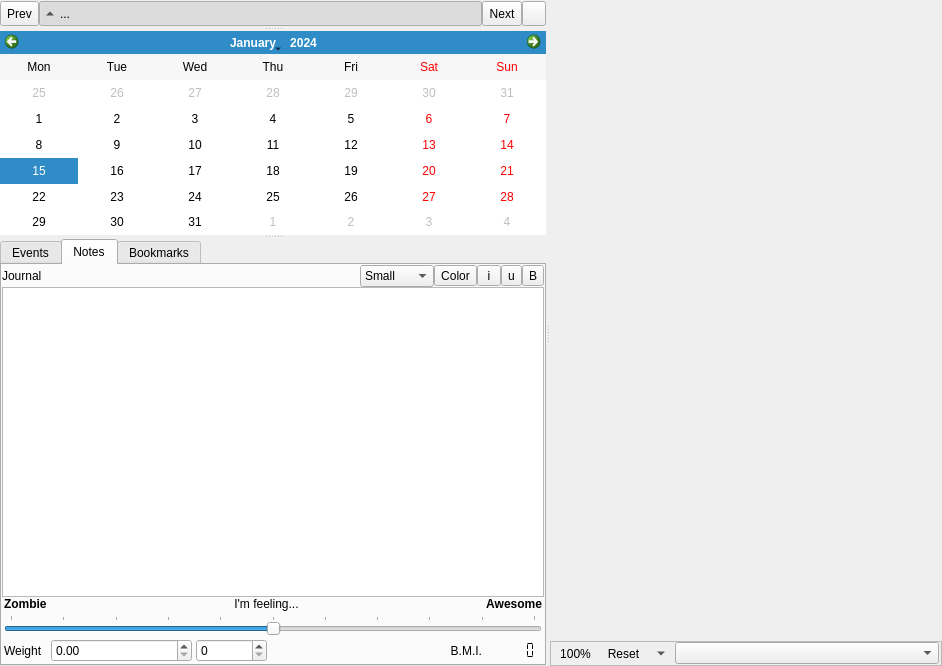
This is sleepyhead/daily.ui in sbonaime/sleepyhead-code. as Qt 5 draws it before an edit. The edited form follows.
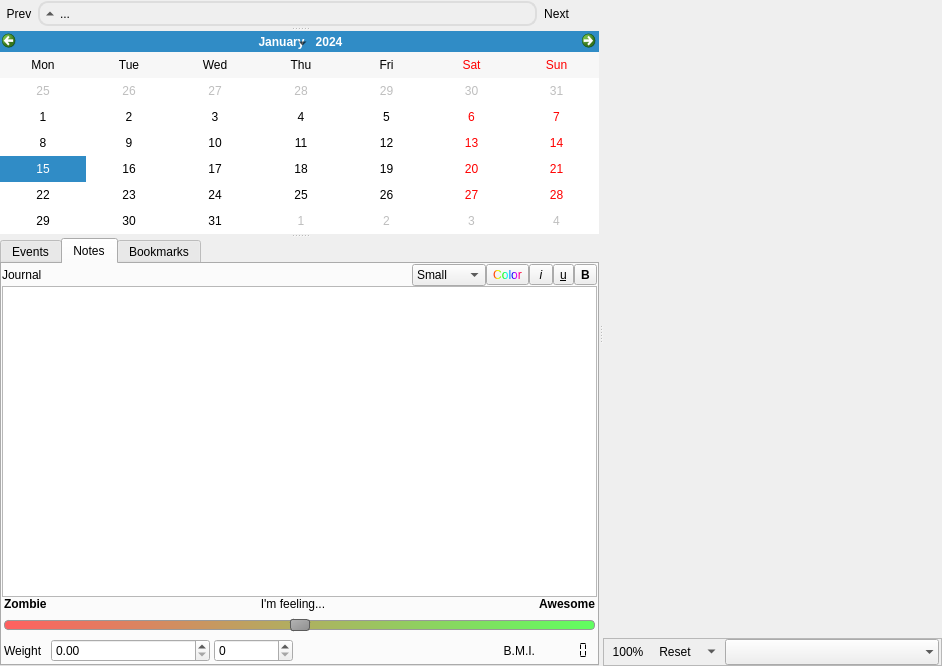
This is the edited form. The open tabs and pages were chosen to show the change. Icons and pictures are not drawn.

```diff
--- a/sleepyhead/daily.ui
+++ b/sleepyhead/daily.ui
@@ -23,16 +23,7 @@
    <property name="spacing">
     <number>0</number>
    </property>
-   <property name="leftMargin">
-    <number>0</number>
-   </property>
-   <property name="topMargin">
-    <number>0</number>
-   </property>
-   <property name="rightMargin">
-    <number>0</number>
-   </property>
-   <property name="bottomMargin">
+   <property name="margin">
     <number>0</number>
    </property>
    <item>
@@ -61,20 +52,17 @@
         <property name="spacing">
          <number>0</number>
         </property>
-        <property name="leftMargin">
-         <number>0</number>
-        </property>
-        <property name="topMargin">
-         <number>0</number>
-        </property>
-        <property name="rightMargin">
-         <number>0</number>
-        </property>
-        <property name="bottomMargin">
+        <property name="margin">
          <number>0</number>
         </property>
         <item>
          <widget class="QToolButton" name="prevDayButton">
+          <property name="sizePolicy">
+           <sizepolicy hsizetype="Fixed" vsizetype="Minimum">
+            <horstretch>0</horstretch>
+            <verstretch>0</verstretch>
+           </sizepolicy>
+          </property>
           <property name="minimumSize">
            <size>
             <width>0</width>
@@ -90,6 +78,22 @@
           <property name="toolTip">
            <string>Go to the previous day</string>
           </property>
+          <property name="styleSheet">
+           <string notr="true">QToolButton {
+ background: transparent;
+ border-radius: 8px;
+ border: 2px solid transparent;
+}
+
+QToolButton:hover {
+ border: 2px solid #456789;
+}
+
+QToolButton:pressed {
+ border: 2px solid #456789;
+ background-color: #89abcd;
+}</string>
+          </property>
           <property name="text">
            <string>Prev</string>
           </property>
@@ -111,7 +115,7 @@
         <item>
          <widget class="QToolButton" name="calButton">
           <property name="sizePolicy">
-           <sizepolicy hsizetype="Expanding" vsizetype="Fixed">
+           <sizepolicy hsizetype="Expanding" vsizetype="Minimum">
             <horstretch>0</horstretch>
             <verstretch>0</verstretch>
            </sizepolicy>
@@ -134,6 +138,23 @@
           <property name="layoutDirection">
            <enum>Qt::LeftToRight</enum>
           </property>
+          <property name="styleSheet">
+           <string notr="true">QToolButton {
+border: 2px solid #dddddd;
+border-radius: 10px;
+background: transparent;
+}
+
+QToolButton:hover {
+border: 2px solid #456789;
+border-radius: 10px;
+}
+
+QToolButton:pressed {
+border: 2px solid #456789;
+border-radius: 10px;
+}</string>
+          </property>
           <property name="text">
            <string>...</string>
           </property>
@@ -156,6 +177,12 @@
         </item>
         <item>
          <widget class="QToolButton" name="nextDayButton">
+          <property name="sizePolicy">
+           <sizepolicy hsizetype="Fixed" vsizetype="Minimum">
+            <horstretch>0</horstretch>
+            <verstretch>0</verstretch>
+           </sizepolicy>
+          </property>
           <property name="minimumSize">
            <size>
             <width>0</width>
@@ -174,6 +201,22 @@
           <property name="layoutDirection">
            <enum>Qt::LeftToRight</enum>
           </property>
+          <property name="styleSheet">
+           <string notr="true">QToolButton {
+ background: transparent;
+ border-radius: 8px;
+ border: 2px solid transparent;
+}
+
+QToolButton:hover {
+ border: 2px solid #456789;
+}
+
+QToolButton:pressed {
+ border: 2px solid #456789;
+ background-color: #89abcd;
+}</string>
+          </property>
           <property name="text">
            <string>Next</string>
           </property>
@@ -194,6 +237,12 @@
         </item>
         <item>
          <widget class="QToolButton" name="todayButton">
+          <property name="sizePolicy">
+           <sizepolicy hsizetype="Fixed" vsizetype="Minimum">
+            <horstretch>0</horstretch>
+            <verstretch>0</verstretch>
+           </sizepolicy>
+          </property>
           <property name="minimumSize">
            <size>
             <width>0</width>
@@ -209,6 +258,22 @@
           <property name="toolTip">
            <string>Go to the most recent day with data records</string>
           </property>
+          <property name="styleSheet">
+           <string notr="true">QToolButton {
+ background: transparent;
+ border-radius: 8px;
+ border: 2px solid transparent;
+}
+
+QToolButton:hover {
+ border: 2px solid #456789;
+}
+
+QToolButton:pressed {
+ border: 2px solid #456789;
+ background-color: #89abcd;
+}</string>
+          </property>
           <property name="icon">
            <iconset resource="Resources.qrc">
             <normaloff>:/icons/arrow-end.png</normaloff>:/icons/arrow-end.png</iconset>
@@ -242,6 +307,64 @@
          <height>0</height>
         </size>
        </property>
+       <property name="styleSheet">
+        <string notr="true">#qt_calendar_nextmonth {
+ background: transparent;
+ border-radius: 8px;
+}
+
+#qt_calendar_nextmonth:hover {
+	border: 2px solid #456789;
+}
+
+#qt_calendar_nextmonth:pressed {
+	border: 2px solid #456789;
+    background: #89abcd;
+}
+
+#qt_calendar_prevmonth {
+ background: transparent;
+  border-radius: 8px;
+}
+
+#qt_calendar_prevmonth:hover {
+	border: 2px solid #456789;
+}
+
+#qt_calendar_prevmonth:pressed {
+	border: 2px solid #456789;
+    background: #89abcd;
+}
+
+#qt_calendar_monthbutton {
+  background: transparent;
+ border: 2px solid transparent;
+  border-radius: 8px;
+}
+
+#qt_calendar_monthbutton:hover {
+	border: 2px solid #456789;
+}
+
+#qt_calendar_monthbutton:pressed {
+	border: 2px solid #456789;
+    background: #89abcd;
+}
+
+#qt_calendar_yearbutton {
+  background: transparent;
+ border-radius: 8px;
+}
+
+#qt_calendar_yearbutton:hover {
+	border: 2px solid #456789;
+}
+
+#qt_calendar_yearbutton:pressed {
+	border: 2px solid #456789;
+    background: #89abcd;
+}</string>
+       </property>
        <property name="firstDayOfWeek">
         <enum>Qt::Monday</enum>
        </property>
@@ -266,7 +389,7 @@
         </size>
        </property>
        <property name="currentIndex">
-        <number>0</number>
+        <number>1</number>
        </property>
        <property name="movable">
         <bool>true</bool>
@@ -279,16 +402,7 @@
          <property name="spacing">
           <number>0</number>
          </property>
-         <property name="leftMargin">
-          <number>0</number>
-         </property>
-         <property name="topMargin">
-          <number>0</number>
-         </property>
-         <property name="rightMargin">
-          <number>0</number>
-         </property>
-         <property name="bottomMargin">
+         <property name="margin">
           <number>0</number>
          </property>
          <item>
@@ -317,16 +431,7 @@
          </item>
          <item>
           <layout class="QHBoxLayout" name="horizontalLayout_9">
-           <property name="leftMargin">
-            <number>4</number>
-           </property>
-           <property name="topMargin">
-            <number>4</number>
-           </property>
-           <property name="rightMargin">
-            <number>4</number>
-           </property>
-           <property name="bottomMargin">
+           <property name="margin">
             <number>4</number>
            </property>
            <item>
@@ -383,16 +488,7 @@
          <property name="spacing">
           <number>0</number>
          </property>
-         <property name="leftMargin">
-          <number>0</number>
-         </property>
-         <property name="topMargin">
-          <number>0</number>
-         </property>
-         <property name="rightMargin">
-          <number>0</number>
-         </property>
-         <property name="bottomMargin">
+         <property name="margin">
           <number>0</number>
          </property>
          <item>
@@ -459,6 +555,9 @@
            </item>
            <item>
             <widget class="QToolButton" name="JournalNotesColour">
+             <property name="styleSheet">
+              <string notr="true">color: qlineargradient(spread:pad, x1:0, y1:0, x2:1, y2:0, stop:0 rgba(255, 0, 0, 255), stop:0.166 rgba(255, 255, 0, 255), stop:0.333 rgba(0, 255, 0, 255), stop:0.5 rgba(0, 255, 255, 255), stop:0.666 rgba(0, 0, 255, 255), stop:0.833 rgba(255, 0, 255, 255), stop:1 rgba(255, 0, 0, 255))</string>
+             </property>
              <property name="text">
               <string>Color</string>
              </property>
@@ -466,6 +565,11 @@
            </item>
            <item>
             <widget class="QToolButton" name="JournalNotesItalic">
+             <property name="font">
+              <font>
+               <italic>true</italic>
+              </font>
+             </property>
              <property name="text">
               <string> i </string>
              </property>
@@ -476,6 +580,11 @@
            </item>
            <item>
             <widget class="QToolButton" name="JournalNotesUnderline">
+             <property name="font">
+              <font>
+               <underline>true</underline>
+              </font>
+             </property>
              <property name="text">
               <string>u</string>
              </property>
@@ -483,6 +592,12 @@
            </item>
            <item>
             <widget class="QToolButton" name="JournalNotesBold">
+             <property name="font">
+              <font>
+               <weight>75</weight>
+               <bold>true</bold>
+              </font>
+             </property>
              <property name="text">
               <string>B</string>
              </property>
@@ -586,6 +701,25 @@
               </item>
               <item row="1" column="0" colspan="8">
                <widget class="QSlider" name="ZombieMeter">
+                <property name="styleSheet">
+                 <string notr="true">QSlider::groove:horizontal  {
+    border: 1px solid #999999;
+    border-radius: 4px;
+    height: 8px; /* the groove expands to the size of the slider by default. by giving it a height, it has a fixed size */
+    background: qlineargradient(x1:0, y1:0, x2:1, y2:0, stop:0 #ff6060, stop:1 #60ff60);
+    margin: 2px 0; 
+  
+}
+
+QSlider::handle:horizontal  {
+    background: qlineargradient(x1:0, y1:0, x2:1, y2:1, stop:0 #b4b4b4, stop:1 #8f8f8f);
+    border: 1px solid #5c5c5c;
+    width: 18px;
+    margin: -2px 0; /* handle is placed by default on the contents rect of the groove. Expand outside the groove */
+    border-radius: 3px;
+}
+</string>
+                </property>
                 <property name="maximum">
                  <number>10</number>
                 </property>
@@ -685,8 +819,17 @@
          <string>Bookmarks</string>
         </attribute>
         <layout class="QVBoxLayout" name="verticalLayout_2">
+         <property name="spacing">
+          <number>6</number>
+         </property>
+         <property name="margin">
+          <number>4</number>
+         </property>
          <item>
           <widget class="QPushButton" name="addBookmarkButton">
+           <property name="styleSheet">
+            <string notr="true"/>
+           </property>
            <property name="text">
             <string>Add Bookmark</string>
            </property>
@@ -776,6 +919,22 @@
             <property name="toolTip">
              <string>Zoom fully out</string>
             </property>
+            <property name="styleSheet">
+             <string notr="true">QToolButton {
+ background: transparent;
+ border-radius: 8px;
+ border: 2px solid transparent;
+}
+
+QToolButton:hover {
+ border: 2px solid #456789;
+}
+
+QToolButton:pressed {
+ border: 2px solid #456789;
+ background-color: #89abcd;
+}</string>
+            </property>
             <property name="text">
              <string>100%</string>
             </property>
@@ -789,12 +948,31 @@
             <property name="toolTip">
              <string>Reset the graph heights to uniform sizes</string>
             </property>
+            <property name="styleSheet">
+             <string notr="true">QToolButton {
+ background: transparent;
+ border-radius: 8px;
+ border: 2px solid transparent;
+}
+
+QToolButton:hover {
+ border: 2px solid #456789;
+}
+
+QToolButton:pressed {
+ border: 2px solid #456789;
+ background-color: #89abcd;
+}</string>
+            </property>
             <property name="text">
              <string>Reset</string>
             </property>
             <property name="autoRaise">
              <bool>true</bool>
             </property>
+            <property name="arrowType">
+             <enum>Qt::NoArrow</enum>
+            </property>
            </widget>
           </item>
           <item>
@@ -806,14 +984,33 @@
           </item>
           <item>
            <widget class="QToolButton" name="toggleGraphs">
+            <property name="styleSheet">
+             <string notr="true">QToolButton {
+ background: transparent;
+ border-radius: 8px;
+ border: 2px solid transparent;
+}
+
+QToolButton:hover {
+ border: 2px solid #456789;
+}
+
+QToolButton:pressed {
+ border: 2px solid #456789;
+ background-color: #89abcd;
+}</string>
+            </property>
             <property name="text">
-             <string>...</string>
+             <string/>
             </property>
             <property name="checkable">
              <bool>true</bool>
             </property>
+            <property name="toolButtonStyle">
+             <enum>Qt::ToolButtonIconOnly</enum>
+            </property>
             <property name="autoRaise">
-             <bool>true</bool>
+             <bool>false</bool>
             </property>
             <property name="arrowType">
              <enum>Qt::DownArrow</enum>
@@ -831,6 +1028,21 @@
             <property name="toolTip">
              <string>Drop down this list to show/hide available graphs.</string>
             </property>
+            <property name="styleSheet">
+             <string notr="true"/>
+            </property>
+            <property name="sizeAdjustPolicy">
+             <enum>QComboBox::AdjustToMinimumContentsLengthWithIcon</enum>
+            </property>
+            <property name="iconSize">
+             <size>
+              <width>20</width>
+              <height>20</height>
+             </size>
+            </property>
+            <property name="frame">
+             <bool>false</bool>
+            </property>
            </widget>
           </item>
          </layout>
```
